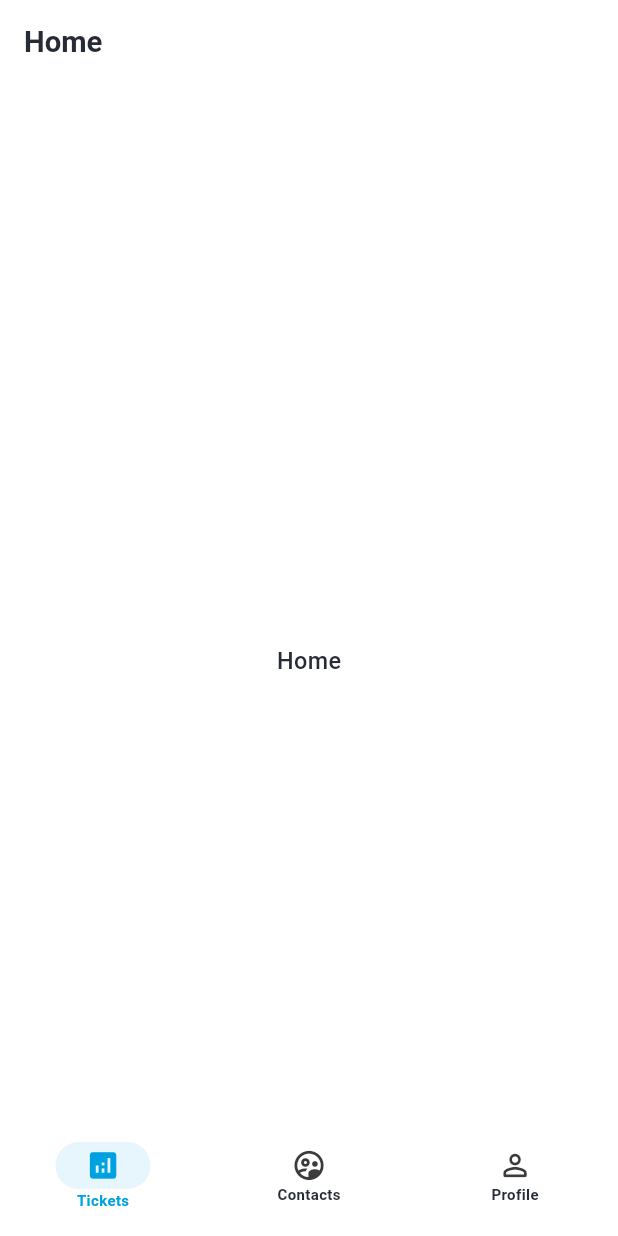
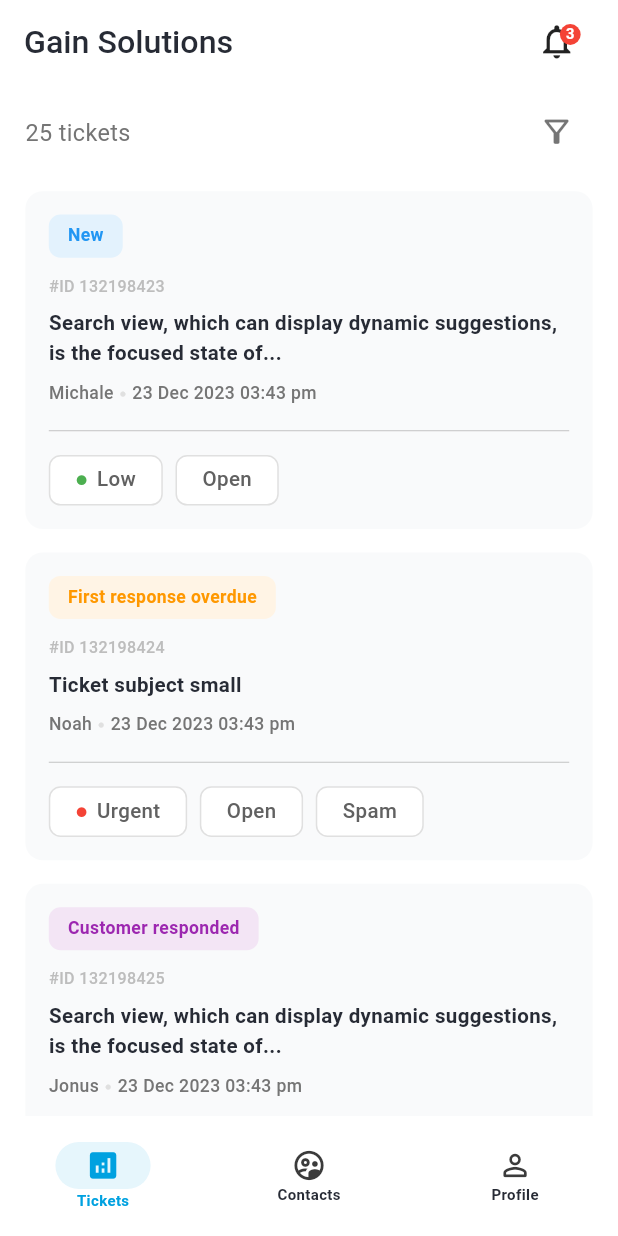
Before and after one commit to HasanAlHridoy/ticket-task, a Flutter app: the screen it shows after launch, on a phone screen of 412 x 824 dp. Run offline on Flutter 3.47's test engine with Material 3 defaults, Android fonts, the phone set to English and light mode, and no system bars; our stand-ins replace flutter_easyloading, flutter_riverpod, flutter_screenutil, fluttertoast, go_router; Roboto replaces fonts that are missing (Fustat).

Commit message:
feat: Implement ticket listing on the home screen with data models, service, and UI components, and scaffold the filters feature.

```diff
--- /dev/null
+++ b/lib/src/features/filters/model/request/filters.dart
@@ -0,0 +1 @@
+class FiltersParams {}
--- /dev/null
+++ b/lib/src/features/filters/model/response/filters.dart
@@ -0,0 +1 @@
+class FiltersResponseModel {}
--- a/lib/src/features/home/controller/home.dart
+++ b/lib/src/features/home/controller/home.dart
@@ -1,13 +1,20 @@
-import 'package:flutter/material.dart';
 import 'package:flutter_riverpod/flutter_riverpod.dart';
+import 'package:gian_ticket_task/src/features/home/model/response/ticket_model.dart';
+import 'package:gian_ticket_task/src/features/home/services/ticket_service.dart';
 
-typedef HomeNotifier = NotifierProvider<HomeProvider, void>;
+typedef HomeNotifier = AsyncNotifierProvider<HomeProvider, List<Ticket>>;
 
 final homeProvider = HomeNotifier(HomeProvider.new);
 
-class HomeProvider extends Notifier<void> {
+class HomeProvider extends AsyncNotifier<List<Ticket>> {
+  int ticketCount = 0;
   @override
-  void build() {
-    debugPrint('HomeProvider');
+  Future<List<Ticket>> build() async {
+    ticketCount = (await TicketService().fetchTickets()).length;
+    return await TicketService().fetchTickets();
   }
+
+  // Future<void> refreshTickets() async {
+  //   state = await AsyncValue.guard(() => TicketService().fetchTickets());
+  // }
 }
--- /dev/null
+++ b/lib/src/features/home/model/response/ticket_model.dart
@@ -0,0 +1,34 @@
+class Ticket {
+  final String id;
+  final String title;
+  final String description; // "Search view, which can display dynamic..."
+  final String senderName;
+  final DateTime dateTime;
+  final TicketStatus status;
+
+  final TicketPriority priority;
+  final bool isOverdue; // "First response overdue"
+  final bool customerResponded; // "Customer responded"
+
+  final List<TicketTagType> tags;
+
+  Ticket({
+    required this.id,
+    required this.title,
+    required this.description,
+    required this.senderName,
+    required this.dateTime,
+    required this.status,
+    required this.priority,
+    this.isOverdue = false,
+
+    this.customerResponded = false,
+    required this.tags,
+  });
+}
+
+enum TicketTagType { urgent, low, open, spam, closed, customerResponded }
+
+enum TicketStatus { open, closed, spam }
+
+enum TicketPriority { low, medium, urgent }
--- /dev/null
+++ b/lib/src/features/home/services/ticket_service.dart
@@ -0,0 +1,95 @@
+import 'dart:math';
+
+import 'package:gian_ticket_task/src/features/home/model/response/ticket_model.dart';
+
+class TicketService {
+  final Random _random = Random();
+
+  Future<List<Ticket>> fetchTickets() async {
+    await Future.delayed(const Duration(seconds: 1)); // Simulate network delay
+
+    List<Ticket> tickets = [
+      Ticket(
+        id: '#ID 132198423',
+        title: 'Search view, which can display dynamic suggestions, is the focused state of...',
+        description: 'Search view, which can display dynamic suggestions, is the focused state of...',
+        senderName: 'Michale',
+        dateTime: DateTime.now().subtract(const Duration(minutes: 5)),
+        status: TicketStatus.open,
+        priority: TicketPriority.low,
+        tags: [TicketTagType.low, TicketTagType.open],
+      ),
+      Ticket(
+        id: '#ID 132198424',
+        title: 'Ticket subject small',
+        description: 'Ticket subject small',
+        senderName: 'Noah',
+        dateTime: DateTime.now().subtract(const Duration(hours: 1)),
+
+        status: TicketStatus.open,
+        priority: TicketPriority.urgent,
+        isOverdue: true,
+        tags: [TicketTagType.urgent, TicketTagType.open, TicketTagType.spam],
+      ),
+      Ticket(
+        id: '#ID 132198425',
+        title: 'Search view, which can display dynamic suggestions, is the focused state of...',
+        description: 'Search view, which can display dynamic suggestions, is the focused state of...',
+        senderName: 'Jonus',
+        dateTime: DateTime.now().subtract(const Duration(hours: 2)),
+        status: TicketStatus.open,
+        priority: TicketPriority.low,
+        customerResponded: true,
+        tags: [TicketTagType.low, TicketTagType.open],
+      ),
+    ];
+
+    // Generate more dummy data
+    for (int i = 4; i <= 25; i++) {
+      final isEven = i % 2 == 0;
+      final isThird = i % 3 == 0;
+
+      TicketPriority priority;
+      if (i % 5 == 0) {
+        priority = TicketPriority.urgent;
+      } else if (isEven) {
+        priority = TicketPriority.medium;
+      } else {
+        priority = TicketPriority.low;
+      }
+
+      TicketStatus status = TicketStatus.open;
+      if (i == 10 || i == 20) status = TicketStatus.spam;
+      if (i == 15) status = TicketStatus.closed;
+
+      // Generate Random Tags
+      List<TicketTagType> tags = [];
+      // Add random priority tag
+      if (_random.nextBool()) tags.add(TicketTagType.urgent);
+      if (_random.nextBool()) tags.add(TicketTagType.low);
+      // Add random status tag
+      if (_random.nextBool()) tags.add(TicketTagType.open);
+      if (_random.nextBool()) tags.add(TicketTagType.spam);
+
+      // Ensure at least one tag
+      if (tags.isEmpty) tags.add(TicketTagType.open);
+
+      tickets.add(
+        Ticket(
+          id: '#ID ${132198420 + i}',
+          title: isThird ? 'Ticket subject small $i' : 'Search view, which can display dynamic suggestions $i',
+          description: 'Description for ticket $i',
+          senderName: isEven ? 'User $i' : 'Sender $i',
+          dateTime: DateTime.now().subtract(Duration(hours: i * 2)),
+          status: status,
+          priority: priority,
+          isOverdue: i % 7 == 0,
+          customerResponded: i % 4 == 0,
+          tags: tags,
+        ),
+      );
+    }
+
+    return tickets;
+  }
+}
--- /dev/null
+++ b/lib/src/features/home/views/components/ticket_card.dart
@@ -0,0 +1,145 @@
+import 'package:flutter/material.dart';
+import 'package:flutter_screenutil/flutter_screenutil.dart';
+import 'package:gian_ticket_task/src/features/home/model/response/ticket_model.dart';
+
+class TicketCard extends StatelessWidget {
+  final Ticket ticket;
+
+  const TicketCard({super.key, required this.ticket});
+
+  @override
+  Widget build(BuildContext context) {
+    return Container(
+      margin: EdgeInsets.symmetric(horizontal: 16.w, vertical: 8.h),
+      padding: EdgeInsets.all(16.r),
+      decoration: BoxDecoration(color: const Color(0xfff9fafb), borderRadius: BorderRadius.circular(12.r)),
+      child: Column(
+        crossAxisAlignment: CrossAxisAlignment.start,
+        children: [
+          // Status Badge
+          _buildStatusBadge(context),
+          SizedBox(height: 12.h),
+
+          // Ticket ID
+          Text(
+            ticket.id,
+            style: TextStyle(fontSize: 11.sp, color: Colors.grey.shade400, fontWeight: FontWeight.w500),
+          ),
+          SizedBox(height: 8.h),
+
+          // Title
+          Text(
+            ticket.title,
+            style: TextStyle(fontSize: 14.sp, fontWeight: FontWeight.w600),
+            maxLines: 2,
+            overflow: TextOverflow.ellipsis,
+          ),
+          SizedBox(height: 8.h),
+
+          // Sender & Time
+          Row(
+            children: [
+              Text(
+                ticket.senderName,
+                style: TextStyle(fontSize: 12.sp, color: Colors.grey.shade600, fontWeight: FontWeight.w500),
+              ),
+              SizedBox(width: 4.w),
+              Icon(Icons.circle, size: 4.r, color: Colors.grey.shade300),
+              SizedBox(width: 4.w),
+              // Format date nicely. For now just placeholder logic or toString
+              Text(
+                '23 Dec 2023 03:43 pm', // Static for now as per design request "static data" but let's use real date if we can.
+                // formatted would be better but user asked for "static data" somewhat.
+                // I will just use the string for now to match pixel perfect design.
+                // actually the user said "make dymmy model for the content. also the data should be static. fetch the dta like the api"
+                // so I should probably use the data from the model.
+                style: TextStyle(fontSize: 12.sp, color: Colors.grey.shade600, fontWeight: FontWeight.w500),
+              ),
+            ],
+          ),
+          SizedBox(height: 16.h),
+          const Divider(height: 1, color: Colors.grey),
+          SizedBox(height: 16.h),
+
+          // Tags/Buttons
+          Wrap(
+            spacing: 8.w,
+            runSpacing: 8.h,
+            children: ticket.tags.map((tag) {
+              switch (tag) {
+                case TicketTagType.urgent:
+                  return _buildTag(text: 'Urgent', color: Colors.white, icon: Icons.circle, iconColor: Colors.red);
+                case TicketTagType.low:
+                  return _buildTag(text: 'Low', color: Colors.white, icon: Icons.circle, iconColor: Colors.green);
+                case TicketTagType.open:
+                  return _buildTag(text: 'Open', color: Colors.grey, isOutlined: true);
+                case TicketTagType.spam:
+                  return _buildTag(text: 'Spam', color: Colors.grey, isOutlined: true);
+                case TicketTagType.closed:
+                  return _buildTag(text: 'Closed', color: Colors.grey, isOutlined: true);
+                case TicketTagType.customerResponded:
+                  return _buildTag(text: 'Customer Responded', color: Colors.grey, isOutlined: true);
+              }
+            }).toList(),
+          ),
+        ],
+      ),
+    );
+  }
+
+  Widget _buildStatusBadge(BuildContext context) {
+    String text = '';
+    Color backgroundColor = Colors.blue.shade50;
+    Color textColor = Colors.blue;
+
+    if (ticket.isOverdue) {
+      text = 'First response overdue';
+      backgroundColor = const Color(0xFFFFF4E5); // Light orange
+      textColor = const Color(0xFFFF9800); // Orange
+    } else if (ticket.customerResponded) {
+      text = 'Customer responded';
+      backgroundColor = const Color(0xFFF3E5F5); // Light purple
+      textColor = const Color(0xFF9C27B0); // Purple
+    } else {
+      text = 'New';
+      backgroundColor = const Color(0xFFE3F2FD); // Light blue
+      textColor = const Color(0xFF2196F3); // Blue
+    }
+
+    return Container(
+      padding: EdgeInsets.symmetric(horizontal: 12.w, vertical: 6.h),
+      decoration: BoxDecoration(color: backgroundColor, borderRadius: BorderRadius.circular(8.r)),
+      child: Text(
+        text,
+        style: TextStyle(color: textColor, fontSize: 12.sp, fontWeight: FontWeight.w600),
+      ),
+    );
+  }
+
+  Widget _buildTag({
+    required String text,
+    required Color color,
+    IconData? icon,
+    Color? iconColor,
+    bool isOutlined = false,
+  }) {
+    return Container(
+      padding: EdgeInsets.symmetric(horizontal: 16.w, vertical: 6.h),
+      decoration: BoxDecoration(
+        color: Colors.white,
+        borderRadius: BorderRadius.circular(8.r),
+        border: Border.all(color: Colors.grey.shade300),
+      ),
+      child: Row(
+        mainAxisSize: MainAxisSize.min,
+        children: [
+          if (icon != null) ...[Icon(icon, size: 8.r, color: iconColor), SizedBox(width: 6.w)],
+          Text(
+            text,
+            style: TextStyle(fontSize: 14.sp, color: Colors.grey.shade700, fontWeight: FontWeight.w500),
+          ),
+        ],
+      ),
+    );
+  }
+}
--- a/lib/src/features/home/views/home.dart
+++ b/lib/src/features/home/views/home.dart
@@ -1,5 +1,9 @@
 import 'package:flutter/material.dart';
 import 'package:flutter_riverpod/flutter_riverpod.dart';
+import 'package:flutter_screenutil/flutter_screenutil.dart';
+import 'package:gian_ticket_task/src/core/utils/extensions/context.dart';
+import 'package:gian_ticket_task/src/features/home/controller/home.dart';
+import 'package:gian_ticket_task/src/features/home/views/components/ticket_card.dart';
 
 class HomeView extends ConsumerWidget {
   static const String name = 'home';
@@ -7,12 +11,83 @@ class HomeView extends ConsumerWidget {
 
   @override
   Widget build(BuildContext context, WidgetRef ref) {
+    ref.watch(homeProvider);
+    final notifier = ref.read(homeProvider.notifier);
+
     return Scaffold(
       appBar: AppBar(
-        title: const Text('Home'),
+        title: Text(
+          'Gain Solutions',
+          style: TextStyle(fontSize: 22.sp, fontWeight: FontWeight.w500),
+        ),
+        centerTitle: false,
+        elevation: 0,
+        actions: [
+          Stack(
+            children: [
+              IconButton(
+                icon: Icon(Icons.notifications_outlined, color: Colors.black87, size: 28.r),
+                onPressed: () {},
+              ),
+              Positioned(
+                right: 8,
+                top: 8,
+                child: Container(
+                  padding: const EdgeInsets.all(4),
+                  decoration: const BoxDecoration(color: Colors.red, shape: BoxShape.circle),
+                  child: Text(
+                    '3',
+                    style: TextStyle(color: Colors.white, fontSize: 10.sp, fontWeight: FontWeight.bold),
+                  ),
+                ),
+              ),
+            ],
+          ),
+          SizedBox(width: 16.w),
+        ],
       ),
-      body: Center(
-        child: Text('Home'),
+      body: Padding(
+        padding: EdgeInsets.only(bottom: MediaQuery.of(context).padding.bottom),
+        child: Column(
+          children: [
+            Padding(
+              padding: EdgeInsets.symmetric(horizontal: 16.w, vertical: 8.h),
+              child: Row(
+                mainAxisAlignment: MainAxisAlignment.spaceBetween,
+                children: [
+                  Text(
+                    '${notifier.ticketCount} tickets',
+                    style: TextStyle(fontSize: 16.sp, color: Colors.grey.shade600, fontWeight: FontWeight.w400),
+                  ),
+                  IconButton(
+                    icon: Icon(
+                      Icons.filter_alt_outlined,
+                      color: Colors.black54, // lighter grey
+                      size: 25.r,
+                    ),
+                    onPressed: () {},
+                  ),
+                ],
+              ),
+            ),
+            Expanded(
+              child: ref
+                  .watch(homeProvider)
+                  .when(
+                    data: (tickets) => ListView.builder(
+                      itemCount: tickets.length, // Let's repeat to fill screen if needed, or just use length
+                      padding: EdgeInsets.only(bottom: 16.h),
+                      itemBuilder: (context, index) {
+                        return TicketCard(ticket: tickets[index]);
+                      },
+                    ),
+                    loading: () =>
+                        Center(child: CircularProgressIndicator(color: context.theme.scaffoldBackgroundColor)),
+                    error: (error, stack) => Center(child: Text('Error: $error')),
+                  ),
+            ),
+          ],
+        ),
       ),
     );
   }
```
Also changed, not shown: lib/src/core/shared/dropdown/custom_drop_down.dart (added, +168 -0 lines), lib/src/features/filters/controller/filters.dart (added, +13 -0 lines), lib/src/features/filters/repository/filters.dart (added, +7 -0 lines), lib/src/features/filters/views/filters.dart (added, +18 -0 lines), 1 other file.
